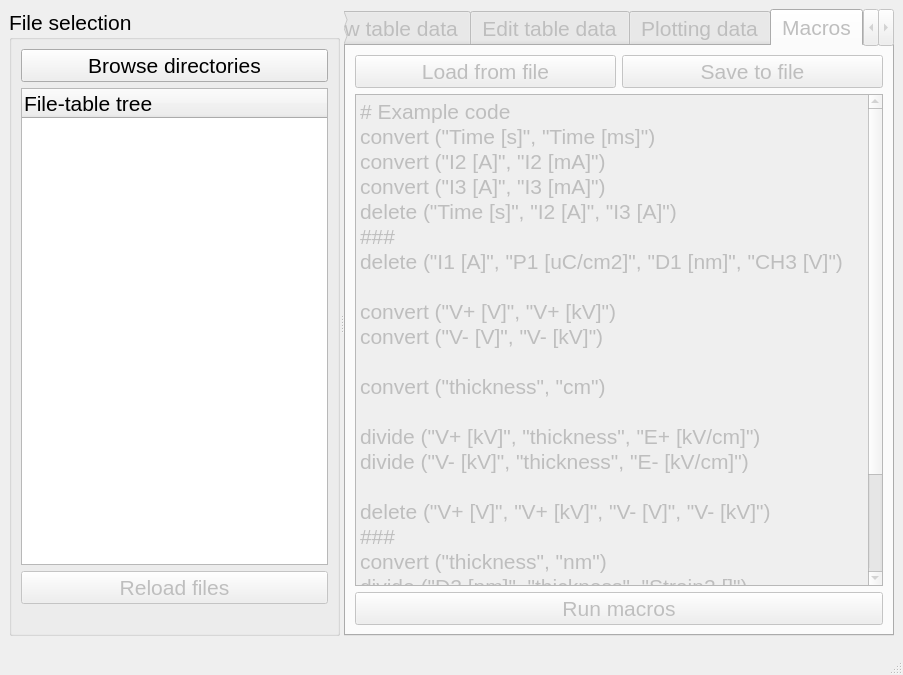
First picture: the form in mainwindow_tabs.ui, repository lcubrilo/Brillo, before the edit.
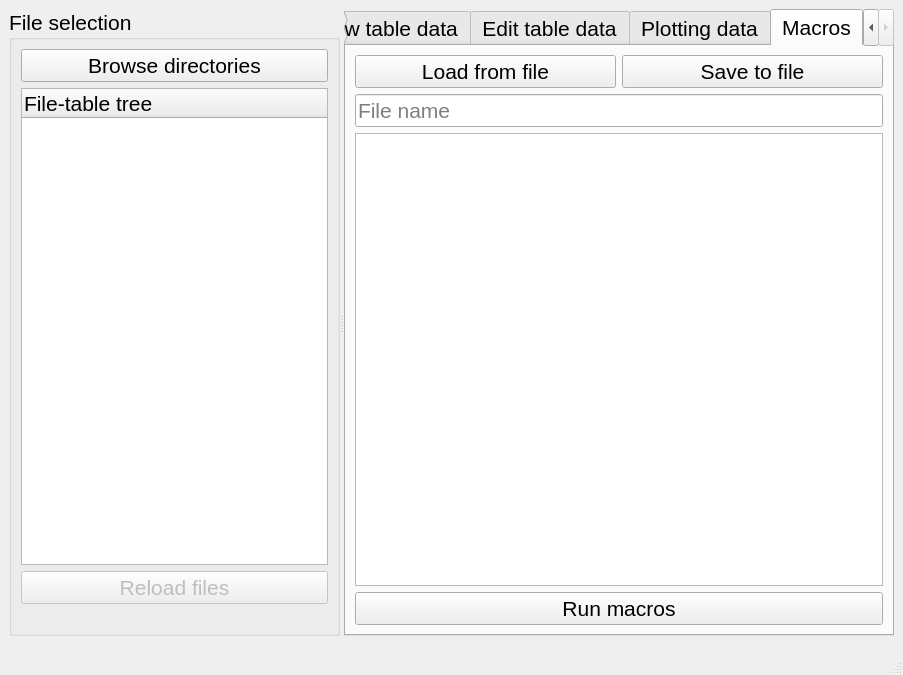
Second picture: the form after the edit. The open tabs and pages were chosen to show the change.

Commit message: Save/load script from gui

Patch:
```diff
--- a/mainwindow_tabs.ui
+++ b/mainwindow_tabs.ui
@@ -82,7 +82,7 @@
       </widget>
       <widget class="QTabWidget" name="tabWidget">
        <property name="enabled">
-        <bool>false</bool>
+        <bool>true</bool>
        </property>
        <property name="minimumSize">
         <size>
@@ -502,33 +502,18 @@
            </item>
           </layout>
          </item>
+         <item>
+          <widget class="QLineEdit" name="filenameLineEdit">
+           <property name="placeholderText">
+            <string>File name</string>
+           </property>
+          </widget>
+         </item>
          <item>
           <widget class="QPlainTextEdit" name="codePlainEdit">
            <property name="plainText">
-            <string># Example code
-convert (&quot;Time [s]&quot;, &quot;Time [ms]&quot;)
-convert (&quot;I2 [A]&quot;, &quot;I2 [mA]&quot;)
-convert (&quot;I3 [A]&quot;, &quot;I3 [mA]&quot;)
-delete (&quot;Time [s]&quot;, &quot;I2 [A]&quot;, &quot;I3 [A]&quot;)
-###
-delete (&quot;I1 [A]&quot;, &quot;P1 [uC/cm2]&quot;, &quot;D1 [nm]&quot;, &quot;CH3 [V]&quot;)
-
-convert (&quot;V+ [V]&quot;, &quot;V+ [kV]&quot;)
-convert (&quot;V- [V]&quot;, &quot;V- [kV]&quot;)
-
-convert (&quot;thickness&quot;, &quot;cm&quot;)
-
-divide (&quot;V+ [kV]&quot;, &quot;thickness&quot;, &quot;E+ [kV/cm]&quot;)
-divide (&quot;V- [kV]&quot;, &quot;thickness&quot;, &quot;E- [kV/cm]&quot;)
-
-delete (&quot;V+ [V]&quot;, &quot;V+ [kV]&quot;, &quot;V- [V]&quot;, &quot;V- [kV]&quot;)
-###
-convert (&quot;thickness&quot;, &quot;nm&quot;)
-divide (&quot;D2 [nm]&quot;, &quot;thickness&quot;, &quot;Strain2 []&quot;)
-divide (&quot;D3 [nm]&quot;, &quot;thickness&quot;, &quot;Strain3 []&quot;)
-
-delete (&quot;D2 [nm]&quot;, &quot;D3 [nm]&quot;)
-export</string>
+            <string>
+</string>
            </property>
           </widget>
          </item>
```
Left out of the diff: 2 changed lines with no effect on the pictures. The commit also changes 6 other files.
